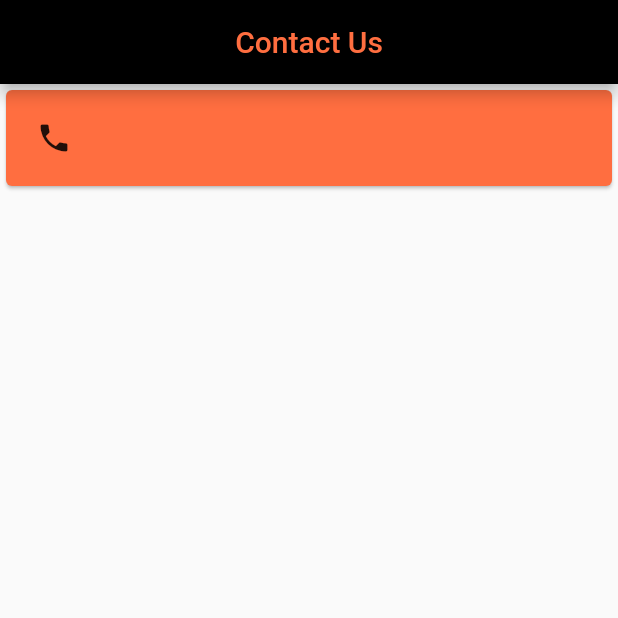
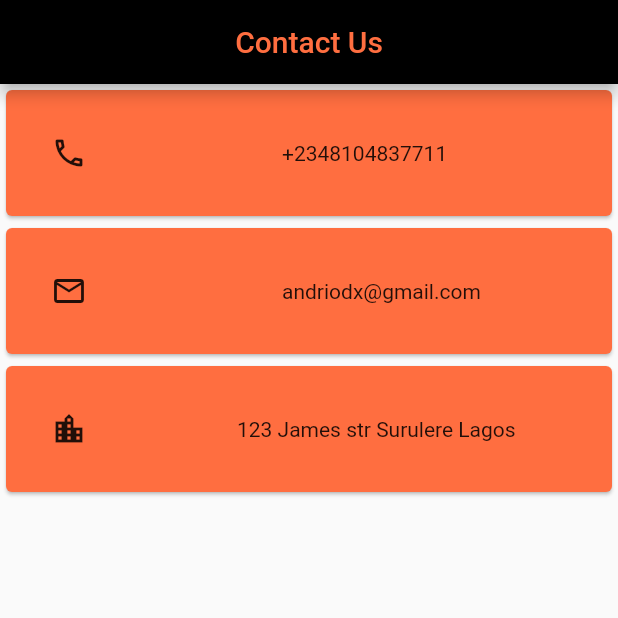
Before and after one commit to adelaykay/techwiz3-androidx, a Flutter app: the screen it shows after launch, on a phone screen of 412 x 824 dp, the top half of it. Run offline on Flutter 3.47's test engine with Material 2 defaults, Android fonts, the phone set to English and light mode, and no system bars; our stand-ins replace auto_size_text, firebase_core, flutter_card_swiper, font_awesome_flutter, google_fonts; accounts and stored records are empty; generated files the repository leaves out were written again.

Commit message:
latest file

```diff
--- a/the_app/lib/Screens/contactus.dart
+++ b/the_app/lib/Screens/contactus.dart
@@ -18,14 +18,48 @@ class ContactUs extends StatelessWidget {
                 Card(
                   color:  Colors.deepOrangeAccent,
                   child: Padding(
-                    padding: EdgeInsets.all(20.0),
+                    padding: EdgeInsets.all(30.0),
                     child: Row(
                       children: [
-                        Icon(Icons.phone),
+                        Icon(Icons.phone_outlined),
+                        Padding(
+                          padding: const EdgeInsets.only(left: 130.0),
+                          child: Text('+2348104837711'),
+                        )
                       ],
                     ),
                   ),
                 ),
+                Card(
+                  color:  Colors.deepOrangeAccent,
+                  child: Padding(
+                    padding: EdgeInsets.all(30.0),
+                    child: Row(
+                      children: [
+                        Icon(Icons.email_outlined),
+                        Padding(
+                          padding: const EdgeInsets.only(left: 130.0),
+                          child: Text('andriodx@gmail.com'),
+                        )
+                      ],
+                    ),
+                  ),
+                ),
+                Card(
+                  color:  Colors.deepOrangeAccent,
+                  child: Padding(
+                    padding: EdgeInsets.all(30.0),
+                    child: Row(
+                      children: [
+                        Icon(Icons.location_city_outlined),
+                        Padding(
+                          padding: const EdgeInsets.only(left: 100.0),
+                          child: Text('123 James str Surulere Lagos'),
+                        )
+                      ],
+                    ),
+                  ),
+                )
               ],
             ),
           ),
```
